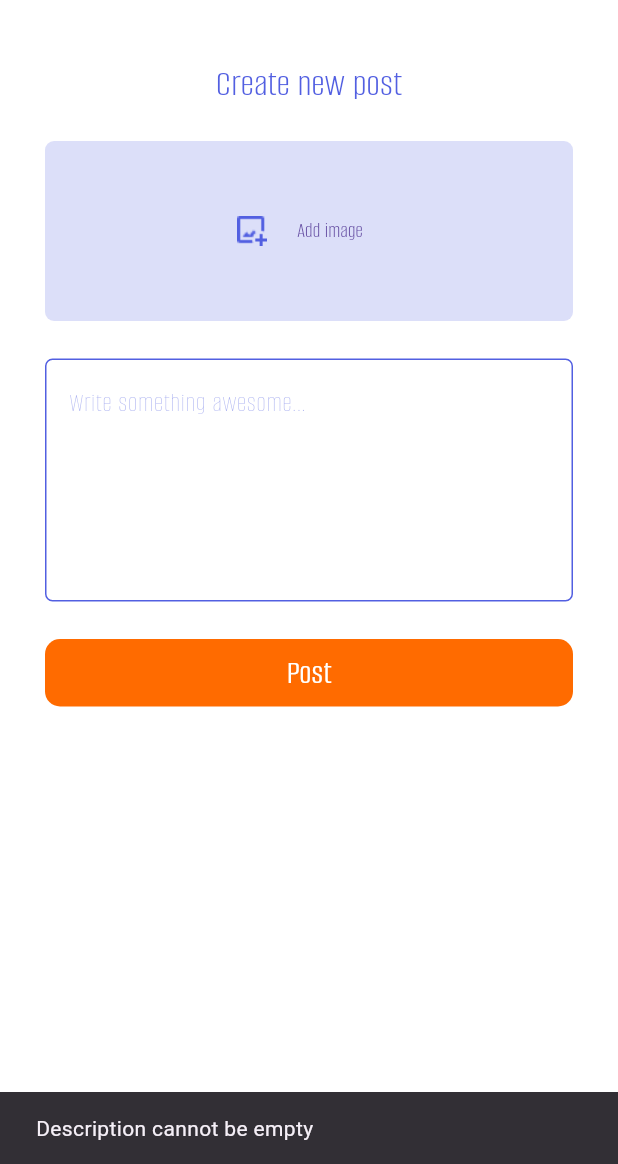
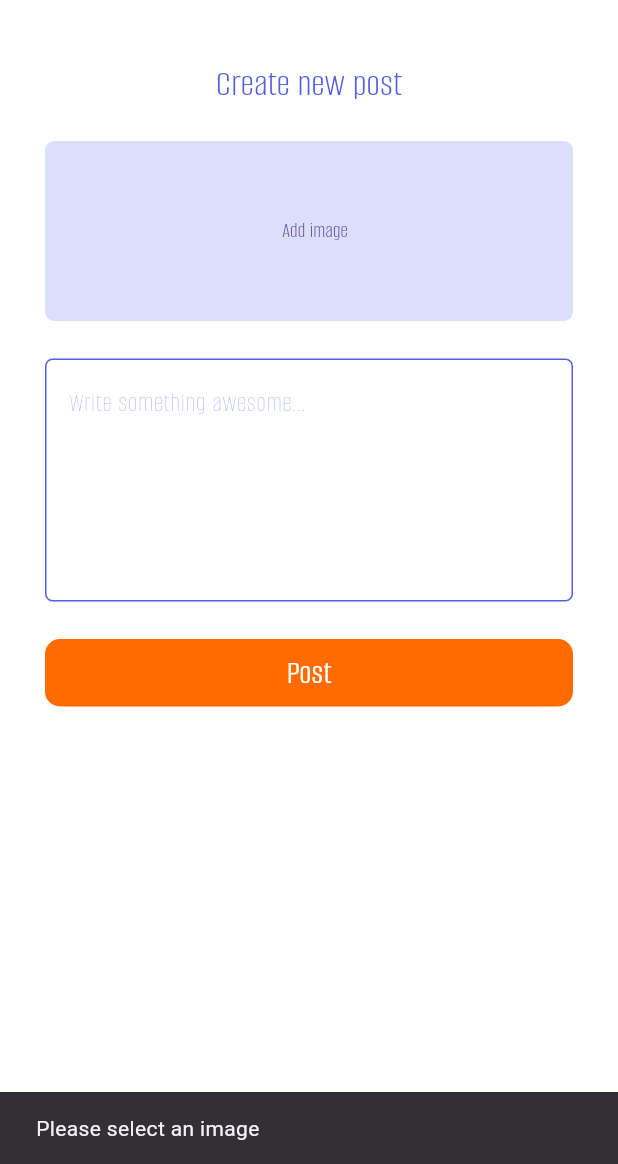
Before and after one commit to dhrisyapn/blug, a Flutter app: the PostPage screen opened directly, after a tap on "Post", on a phone screen of 412 x 824 dp, the part 72-1236 px from its top. Run offline on Flutter 3.47's test engine with Material 3 defaults, Android fonts, the phone set to English and light mode, and no system bars; our stand-ins replace cloud_firestore, firebase_auth, firebase_core, firebase_storage, image_picker; accounts and stored records are empty.

Commit message:
upload image on post

```diff
--- a/lib/post.dart
+++ b/lib/post.dart
@@ -2,6 +2,7 @@ import 'dart:io';
 
 import 'package:cloud_firestore/cloud_firestore.dart';
 import 'package:firebase_auth/firebase_auth.dart';
+import 'package:firebase_storage/firebase_storage.dart';
 import 'package:flutter/material.dart';
 import 'package:image_picker/image_picker.dart';
 
@@ -17,7 +18,20 @@ class _PostPageState extends State<PostPage> {
   TextEditingController descriptionController = TextEditingController();
   Future<void> savePost() async {
     String? name;
+
     String? username;
+
+    try {
+      // Upload image to Firebase Storage
+      String fileName = '${DateTime.now().millisecondsSinceEpoch}.png';
+      Reference storageRef = FirebaseStorage.instance.ref().child(fileName);
+      UploadTask uploadTask = storageRef.putFile(_image!);
+      TaskSnapshot taskSnapshot = await uploadTask;
+
+      // Get the download URL
+      String downloadURL = await taskSnapshot.ref.getDownloadURL();
+      // Use the downloadURL as needed
+
       if (email != null) {
         DocumentSnapshot doc = await FirebaseFirestore.instance
             .collection('userdata')
@@ -42,6 +56,7 @@ class _PostPageState extends State<PostPage> {
             'username': username,
             'description': description,
             'timestamp': FieldValue.serverTimestamp(),
+            'image': downloadURL,
           });
           ScaffoldMessenger.of(context).showSnackBar(
             SnackBar(content: Text('Post saved successfully')),
@@ -52,6 +67,17 @@ class _PostPageState extends State<PostPage> {
             SnackBar(content: Text('User data not found')),
           );
         }
+      }
+    } on FirebaseException catch (e) {
+      // Handle Firebase specific exceptions
+      if (e.code == 'canceled') {
+        print('Upload was canceled');
+      } else {
+        print('FirebaseException: ${e.message}');
+      }
+    } catch (e) {
+      // Handle any other exceptions
+      print('An unknown error occurred: $e');
     }
   }
 
@@ -104,7 +130,8 @@ class _PostPageState extends State<PostPage> {
           ),
           Padding(
             padding: const EdgeInsets.only(left: 30, right: 30),
-            child: Container(
+            child: _image == null
+                ? Container(
                     width: double.infinity,
                     height: 120,
                     decoration: ShapeDecoration(
@@ -115,9 +142,6 @@ class _PostPageState extends State<PostPage> {
                     child: Row(
                       mainAxisAlignment: MainAxisAlignment.center,
                       children: [
-                  _image == null
-                      ? Image.asset('assets/image.png')
-                      : Image.file(_image!),
                         SizedBox(
                           width: 8,
                         ),
@@ -135,6 +159,14 @@ class _PostPageState extends State<PostPage> {
                         ),
                       ],
                     ),
+                  )
+                : SizedBox(
+                    child: Image.file(
+                      _image!,
+                      fit: BoxFit.cover,
+                    ),
+                    width: double.infinity,
+                    height: 120,
                   ),
           ),
           SizedBox(
@@ -175,7 +207,13 @@ class _PostPageState extends State<PostPage> {
             padding: const EdgeInsets.only(left: 30, right: 30),
             child: GestureDetector(
               onTap: () {
+                if (_image == null) {
+                  ScaffoldMessenger.of(context).showSnackBar(
+                    SnackBar(content: Text('Please select an image')),
+                  );
+                } else {
                   savePost();
+                }
               },
               child: Container(
                 width: double.infinity,
--- a/lib/providerclass.dart
+++ b/lib/providerclass.dart
@@ -4,10 +4,12 @@ class Posts {
   final String username;
   final String name;
   final String body;
+  final String image;
   Posts({
     required this.username,
     required this.name,
     required this.body,
+    required this.image,
   });
 }
 
```
Also changed, not shown: lib/home.dart (+7 -19 lines). Lines whose indentation alone changed are shown as unchanged.
